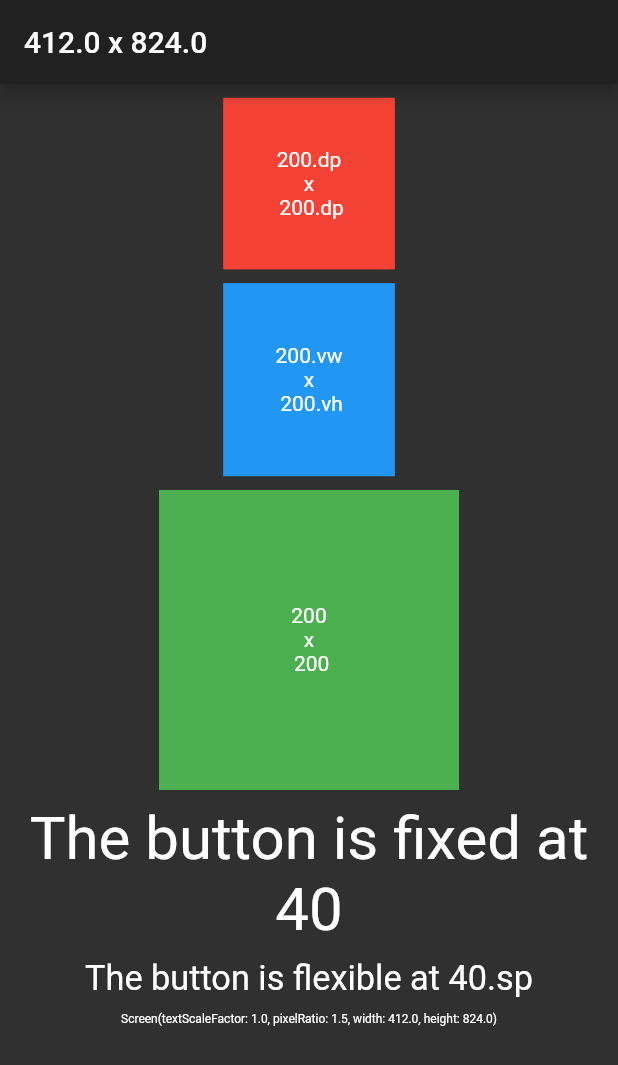
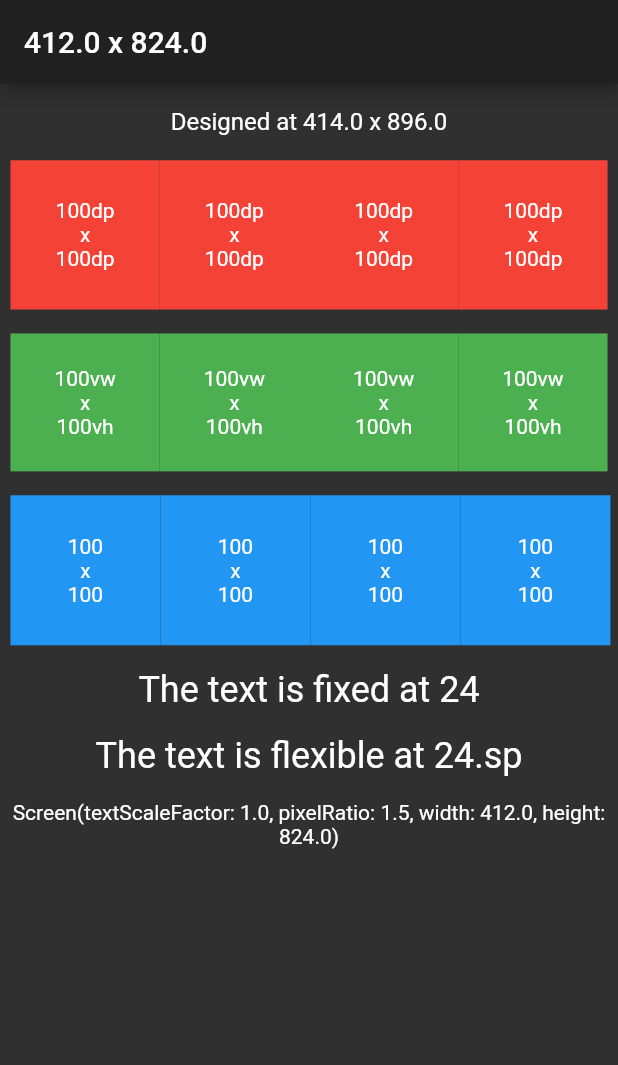
Before and after one commit to jogboms/flutter_scale_aware, a Flutter app: the screen it shows after launch, on a phone screen of 412 x 824 dp. Shown: the top 1065 px of the screen. Run offline on Flutter 3.47's test engine with Material 2 defaults, Android fonts, the phone set to English and light mode, and no system bars.

Commit message:
Clean up implementation details

```diff
--- a/example/lib/main.dart
+++ b/example/lib/main.dart
@@ -11,19 +11,19 @@ class MyApp extends StatelessWidget {
       builder: (_, screen, __) => MaterialApp(
         title: 'Demo',
         theme: ThemeData.dark(),
-        home: MyHomePage(title: '${screen.size.width} x ${screen.size.height}'),
+        home: _MyHomePage(title: '${screen.size.width} x ${screen.size.height}'),
       ),
 //      child: MaterialApp(
 //        title: 'Demo',
 //        theme: ThemeData.dark(),
-//        home: MyHomePage(title: '${Screen().size.width} x ${Screen().size.height}'),
+//        home: _MyHomePage(title: '${Screen().size.width} x ${Screen().size.height}'),
 //      ),
     );
   }
 }
 
-class MyHomePage extends StatelessWidget {
-  MyHomePage({Key key, this.title}) : super(key: key);
+class _MyHomePage extends StatelessWidget {
+  _MyHomePage({Key key, this.title}) : super(key: key);
 
   final String title;
 
@@ -32,41 +32,32 @@ class MyHomePage extends StatelessWidget {
     return Scaffold(
       appBar: AppBar(title: Text(title)),
       body: SingleChildScrollView(
-        padding: EdgeInsets.symmetric(horizontal: 16.dp),
+        padding: EdgeInsets.symmetric(horizontal: 7.dp),
         child: Center(
           child: Column(
             children: <Widget>[
               SizedBox(height: 16.dp),
-              Container(
-                width: 200.dp,
-                height: 200.dp,
-                color: Colors.red,
-                child: Center(child: Text("200.dp \nx\n 200.dp", textAlign: TextAlign.center)),
+              Text(
+                'Designed at ${Screen().config.width} x ${Screen().config.height}',
+                style: TextStyle(fontSize: 16.sp),
+                textAlign: TextAlign.center,
               ),
               SizedBox(height: 16.dp),
-              Container(
-                width: 200.vw,
-                height: 200.vh,
-                color: Colors.blue,
-                child: Center(child: Text("200.vw \nx\n 200.vh", textAlign: TextAlign.center)),
-              ),
+              _Boxes(size: Size.square(100.dp), color: Colors.red, label: ["100dp", "100dp"]),
               SizedBox(height: 16.dp),
-              Container(
-                width: 200,
-                height: 200,
-                color: Colors.green,
-                child: Center(child: Text("200 \nx\n 200", textAlign: TextAlign.center)),
-              ),
+              _Boxes(size: Size(100.vw, 100.vh), color: Colors.green, label: ["100vw", "100vh"]),
+              SizedBox(height: 16.dp),
+              _Boxes(size: Size.square(100), color: Colors.blue, label: ["100", "100"]),
               SizedBox(height: 16.dp),
               Text(
-                'The button is fixed at 40',
-                style: TextStyle(fontSize: 40),
+                'The text is fixed at 24',
+                style: TextStyle(fontSize: 24),
                 textAlign: TextAlign.center,
               ),
               SizedBox(height: 16.dp),
               Text(
-                'The button is flexible at 40.sp',
-                style: TextStyle(fontSize: 40.sp),
+                'The text is flexible at 24.sp',
+                style: TextStyle(fontSize: 24.sp),
                 textAlign: TextAlign.center,
               ),
               SizedBox(height: 16.dp),
@@ -83,3 +74,32 @@ class MyHomePage extends StatelessWidget {
     );
   }
 }
+
+class _Boxes extends StatelessWidget {
+  const _Boxes({this.size, this.color, this.label, Key key}) : super(key: key);
+
+  final Size size;
+  final Color color;
+  final List<String> label;
+
+  @override
+  Widget build(BuildContext context) {
+    return Row(
+      children: List.generate(
+        4,
+        (_) => Container(
+          width: size.width,
+          height: size.height,
+          color: color,
+          child: Center(
+            child: Text(
+              label.join("\nx\n"),
+              style: TextStyle(fontSize: 14.sp),
+              textAlign: TextAlign.center,
+            ),
+          ),
+        ),
+      ),
+    );
+  }
+}
--- a/lib/flutter_screen_aware.dart
+++ b/lib/flutter_screen_aware.dart
@@ -1,6 +1,6 @@
 library flutter_screen_aware;
 
+export 'src/config.dart';
 export 'src/extensions.dart';
+export 'src/provider.dart';
 export 'src/screen.dart';
-export 'src/screen_aware_provider.dart';
-export 'src/screen_config.dart';
--- /dev/null
+++ b/lib/src/config.dart
@@ -0,0 +1,13 @@
+/// Reference device configuration
+class ScreenConfig {
+  const ScreenConfig({this.width = 414, this.height = 896, this.allowFontScaling = true});
+
+  /// Reference width of device. Defaults to 414px (iPhone XS Max)
+  final double width;
+
+  /// Reference height of device. Defaults to 896px (iPhone XS Max)
+  final double height;
+
+  /// Should allow automatic scaling of font sizes. Defaults to true
+  final bool allowFontScaling;
+}
--- a/lib/src/extensions.dart
+++ b/lib/src/extensions.dart
@@ -1,15 +1,15 @@
 import 'screen.dart';
 
 extension ScreenAwareExtensions<T extends num> on T {
-  /// Device-independent pixels. The unit is relative to a 160 dpi screen,
-  /// so one dp is equivalent to one pixel on a 160dpi screen, and equals two pixels for a 320dpi screen.
-  double get dp => Screen()?.dp(this) ?? this;
+  /// Device-independent pixels. Where One pixel on a 160dpi screen, and equals two pixels for a 320dpi screen.
+  double get dp => Screen()?.dp(this) ?? toDouble();
 
   /// Relative to 1% of the height of the viewport (device window size). If the viewport is 800px high, 1vh = 8px.
-  double get vh => Screen()?.vh(this) ?? this;
+  double get vh => Screen()?.vh(this) ?? toDouble();
 
   /// Relative to 1% of the width of the viewport (device window size). If the viewport is 500px wide, 1vw = 5px.
-  double get vw => Screen()?.vw(this) ?? this;
+  double get vw => Screen()?.vw(this) ?? toDouble();
 
-  double get sp => Screen()?.sp(this) ?? this;
+  /// Relative to the font-size setting of the actual device
+  double get sp => Screen()?.sp(this) ?? toDouble();
 }
--- a/lib/src/screen_aware_provider.dart
+++ b/lib/src/provider.dart
@@ -1,7 +1,7 @@
 import 'package:flutter/widgets.dart';
 
+import 'config.dart';
 import 'screen.dart';
-import 'screen_config.dart';
 
 class ScreenAwareProvider extends StatefulWidget {
   const ScreenAwareProvider({Key key, this.child, this.builder, this.config}) : super(key: key);
--- a/lib/src/screen.dart
+++ b/lib/src/screen.dart
@@ -1,12 +1,18 @@
-import 'dart:math';
+import 'dart:math' show min;
 
 import 'package:flutter/foundation.dart' show required;
 import 'package:flutter/rendering.dart' show Size;
 
-import 'screen_config.dart';
+import 'config.dart';
 
 class Screen {
-  factory Screen() => _instance;
+  /// Single-instance factory constructor
+  factory Screen() {
+    if (_instance == null) {
+      throw Exception("You cannot use Screen() without first calling Screen.create or using ScreenAwareProvider");
+    }
+    return _instance;
+  }
 
   factory Screen.create({
     @required Size size,
@@ -26,23 +32,33 @@ class Screen {
     );
   }
 
-  Screen._({this.size, this.pixelRatio, this.textScaleFactor, this.config})
-      : _widthRatio = size.width / config.width,
-        _heightRatio = size.height / config.height;
+  Screen._({this.size, this.pixelRatio, this.textScaleFactor, this.config});
 
+  /// Physical size of the device
   final Size size;
+
+  /// Pixel ratio of the device
   final double pixelRatio;
+
+  /// Scale factor of font size on the device
   final double textScaleFactor;
+
+  /// Screen configuration of reference device
   final ScreenConfig config;
 
   static Screen _instance;
-  final double _widthRatio;
-  final double _heightRatio;
 
-  double vh(num height) => height * _heightRatio * pixelRatio;
-  double vw(num width) => width * _widthRatio * pixelRatio;
-  double dp(num dimension) => min(vw(dimension), vh(dimension));
-  double sp(num fontSize) => config.allowFontScaling ? vw(fontSize) : vw(fontSize) / textScaleFactor;
+  /// Relative to 1% of the height of the viewport (device window size). If the viewport is 800px high, 1vh = 8px.
+  double vh(num height) => height * size.height / config.height;
+
+  /// Relative to 1% of the width of the viewport (device window size). If the viewport is 500px wide, 1vw = 5px.
+  double vw(num width) => width * size.width / config.width;
+
+  /// Device-independent pixels. Where One pixel on a 160dpi screen, and equals two pixels for a 320dpi screen.
+  double dp(num dimension) => dimension * size.shortestSide / min(config.width, config.height);
+
+  /// Relative to the font-size setting of the actual device
+  double sp(num fontSize) => config.allowFontScaling ? fontSize.toDouble() : fontSize / textScaleFactor;
 
   @override
   String toString() => '$runtimeType('
--- a/lib/src/screen_config.dart
+++ /dev/null
@@ -1,16 +0,0 @@
-class ScreenConfig {
-  const ScreenConfig({
-    this.width = 1080,
-    this.height = 1920,
-    this.allowFontScaling = false,
-  });
-
-  /// Width of reference device. Defaults to 1080px
-  final double width;
-
-  /// Height of reference device. Defaults to 1920px
-  final double height;
-
-  /// Should allow automatic scaling of font sizes. Defaults to false
-  final bool allowFontScaling;
-}
```
